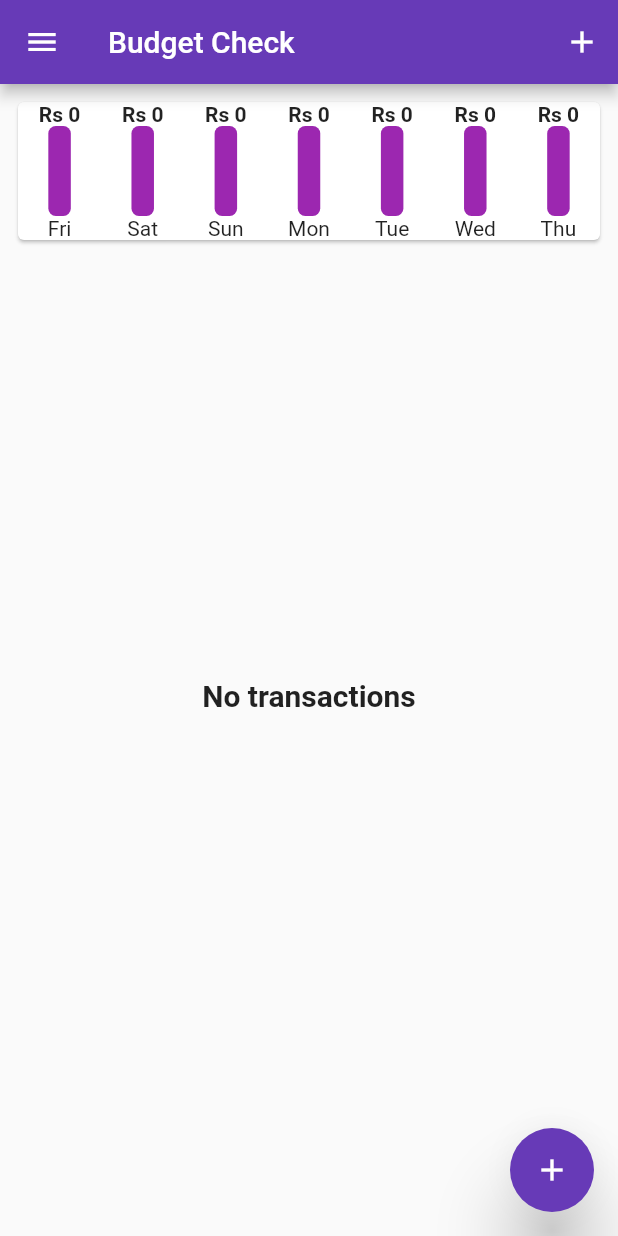
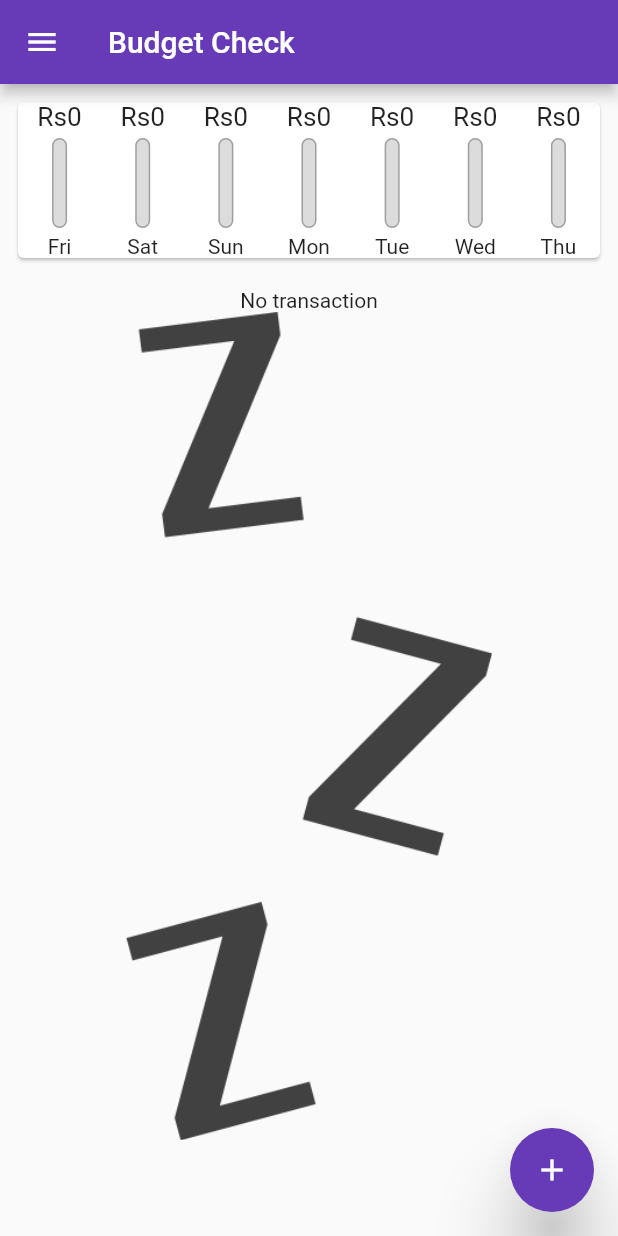
Before and after one commit to atharva0-7/budgetTracker, a Flutter app: the screen it shows after launch, on a phone screen of 412 x 824 dp. Run offline on Flutter 3.47's test engine with Material 2 defaults, Android fonts, the phone set to English and light mode, and no system bars.

Commit message:
App completed

```diff
--- a/lib/main.dart
+++ b/lib/main.dart
@@ -13,7 +13,7 @@ import 'package:flutter/material.dart';
 void main() {
   // if (Platform.isAndroid)
   //   SystemChrome.setEnabledSystemUIMode(SystemUiMode.leanBack);
-  runApp(MyHome());
+  runApp(const MyHome());
 }
 
 class MyHome extends StatelessWidget {
@@ -21,9 +21,9 @@ class MyHome extends StatelessWidget {
 
   @override
   Widget build(BuildContext context) {
-    // return Platform.isIOS
-    // ? CupertinoApp(debugShowCheckedModeBanner: false, home: MyHomePage())
-    return MaterialApp(
+    return Platform.isIOS
+        ? CupertinoApp(debugShowCheckedModeBanner: false, home: MyHomePage())
+        : MaterialApp(
             theme: ThemeData(primarySwatch: Colors.deepPurple),
             debugShowCheckedModeBanner: false,
             home: MyHomePage(),
@@ -37,20 +37,44 @@ class MyHomePage extends StatefulWidget {
 }
 
 class _MyHomePageState extends State<MyHomePage> {
-  void _startAddNewTransaction(BuildContext ctx) {
-    showModalBottomSheet(
-      context: ctx,
-      builder: (_) {
-        return GestureDetector(
-          onTap: () {},
-          child: AddTransaction(_addTransaction),
-          behavior: HitTestBehavior.opaque,
+  void _showAlertDialog(BuildContext context) {
+    showCupertinoModalPopup<void>(
+      context: context,
+      builder: (BuildContext context) {
+        return Padding(
+          padding: const EdgeInsets.all(10.0),
+          child: Container(
+            decoration: BoxDecoration(
+                border: Border.all(),
+                color: Colors.grey[100],
+                borderRadius: const BorderRadius.all(Radius.circular(20))),
+            height: isLandScape(context)
+                ? MediaQuery.of(context).size.height - 200
+                : MediaQuery.of(context).size.height - 680,
+            child:
+                SingleChildScrollView(child: AddTransaction(_addTransaction)),
+          ),
         );
       },
     );
   }
 
-  List<Transaction> _transactions = [];
+  void _startAddNewTransaction(BuildContext ctx) {
+    Platform.isIOS
+        ? _showAlertDialog(ctx)
+        : showModalBottomSheet(
+            context: ctx,
+            builder: (_) {
+              return SingleChildScrollView(
+                  child: AddTransaction(_addTransaction));
+            },
+          );
+  }
+
+  List<Transaction> _transactions = [
+    // Transaction(
+    // dateTime: DateTime.now(), price: 999, title: "Shoes", id: "sadsa")
+  ];
   bool _isChanged = true;
   void _addTransaction(String title, int amount, DateTime date) {
     final transactionTx = Transaction(
@@ -72,25 +96,18 @@ class _MyHomePageState extends State<MyHomePage> {
 
   List<Transaction> get recentTransaction {
     return _transactions.where((tx) {
-      return tx.dateTime.isAfter(DateTime.now().subtract(Duration(days: 7)));
+      return tx.dateTime
+          .isAfter(DateTime.now().subtract(const Duration(days: 7)));
     }).toList();
   }
 
-  @override
-  Widget build(BuildContext context) {
-    final isLandScape =
-        MediaQuery.of(context).orientation == Orientation.landscape;
-    if (!isLandScape) _isChanged = true;
+  bool isLandScape(BuildContext context) {
+    return MediaQuery.of(context).orientation == Orientation.landscape;
+  }
 
-    final bodyWidget = SafeArea(
-        child: SingleChildScrollView(
-      child: Column(
-        // mainAxisAlignment: MainAxisAlignment.start,
-        crossAxisAlignment: CrossAxisAlignment.stretch,
-        children: <Widget>[
-          if (isLandScape)
-            Row(mainAxisAlignment: MainAxisAlignment.center, children: [
-              Text(
+  Widget _showSwitchButton() {
+    return Row(mainAxisAlignment: MainAxisAlignment.center, children: [
+      const Text(
         "Show Chart",
       ),
       Switch.adaptive(
@@ -100,7 +117,19 @@ class _MyHomePageState extends State<MyHomePage> {
               _isChanged = value;
             });
           }),
-            ]),
+    ]);
+  }
+
+  @override
+  Widget build(BuildContext context) {
+    if (!isLandScape(context)) _isChanged = true;
+    final bodyWidget = SafeArea(
+        child: SingleChildScrollView(
+      child: Column(
+        // mainAxisAlignment: MainAxisAlignment.start,
+        crossAxisAlignment: CrossAxisAlignment.stretch,
+        children: <Widget>[
+          if (isLandScape(context)) _showSwitchButton(),
           if (_isChanged)
             Padding(
               padding: const EdgeInsets.all(8.0),
@@ -114,38 +143,29 @@ class _MyHomePageState extends State<MyHomePage> {
       ),
     ));
     return Platform.isIOS
-        ? Scaffold(
-            body: CupertinoPageScaffold(
+        ? CupertinoPageScaffold(
             navigationBar: CupertinoNavigationBar(
-                    middle: Text("Budget Checker"),
+                middle: const Text("Budget Checker"),
                 trailing: TextButton(
-                      child: Icon(CupertinoIcons.add),
+                  child: const Icon(CupertinoIcons.add),
                   onPressed: () {
                     _startAddNewTransaction(context);
                   },
                 )),
-                child: bodyWidget),
-          )
+            child: bodyWidget)
         : Scaffold(
             drawer: Drawer(
               child: ListView(children: [
-                DrawerHeader(
-                    child: Text(
+                const DrawerHeader(
+                    child: const Text(
                   "Check Your Expenses",
-                  style: TextStyle(fontSize: 25),
+                  style: const TextStyle(fontSize: 25),
                 ))
               ]),
               backgroundColor: Theme.of(context).backgroundColor,
             ),
             appBar: AppBar(
-              actions: [
-                IconButton(
-                    onPressed: () {
-                      _startAddNewTransaction(context);
-                    },
-                    icon: Icon(Icons.add))
-              ],
-              title: Text("Budget Check"),
+              title: const Text("Budget Check"),
             ),
             body: bodyWidget,
             floatingActionButton: Platform.isIOS
@@ -153,7 +173,7 @@ class _MyHomePageState extends State<MyHomePage> {
                 : Builder(
                     builder: (context) => FloatingActionButton(
                         elevation: 20,
-                        child: Icon(Icons.add),
+                        child: const Icon(Icons.add),
                         onPressed: () {
                           showModalBottomSheet(
                               context: context,
--- a/lib/presentation/chart.dart
+++ b/lib/presentation/chart.dart
@@ -8,7 +8,7 @@ import 'package:intl/intl.dart';
 class Chart extends StatelessWidget {
   List<Transaction> recentTransaction;
   Chart(this.recentTransaction);
-  List<Map<String, Object>> get groupTransactions {
+  List<Map> get groupTransactions {
     return List.generate(7, (index) {
       final weekDay = DateTime.now().subtract(Duration(days: index));
       var totalSum = 0;
@@ -27,6 +27,12 @@ class Chart extends StatelessWidget {
     }).reversed.toList();
   }
 
+  double get totalSpending {
+    return groupTransactions.fold(0.0, (sum, item) {
+      return sum + item["amount"];
+    });
+  }
+
   @override
   Widget build(BuildContext context) {
     print(groupTransactions);
@@ -35,8 +41,12 @@ class Chart extends StatelessWidget {
             mainAxisAlignment: MainAxisAlignment.spaceAround,
             children: groupTransactions.map((data) {
               return Flexible(
-                child:
-                    ChartBar(data['day'].toString(), data['amount'].toString()),
+                child: ChartBar(
+                    data['day'].toString(),
+                    data['amount'],
+                    totalSpending == 0.0
+                        ? 0.0
+                        : data['amount'] / totalSpending),
               );
             }).toList()));
   }
--- a/lib/presentation/chartBar.dart
+++ b/lib/presentation/chartBar.dart
@@ -1,31 +1,53 @@
 import 'package:flutter/material.dart';
-import 'package:flutter/rendering.dart';
-import 'package:flutter/src/foundation/key.dart';
-import 'package:flutter/src/widgets/framework.dart';
 
 class ChartBar extends StatelessWidget {
-  String label;
-  String amount;
-  ChartBar(this.label, this.amount);
+  final String label;
+  final int spendingAmount;
+  final double spendingPctOfTotal;
+
+  ChartBar(this.label, this.spendingAmount, this.spendingPctOfTotal);
 
   @override
   Widget build(BuildContext context) {
     return Column(
-      children: [
-        FittedBox(
-            child: Text(
-          "Rs " + amount,
-          style: TextStyle(fontWeight: FontWeight.bold),
-        )),
+      children: <Widget>[
         Container(
-          decoration: BoxDecoration(
-              color: Colors.purple, borderRadius: BorderRadius.circular(5)),
+          height: 20,
+          child: FittedBox(
+            child: Text('\Rs${spendingAmount.toStringAsFixed(0)}'),
+          ),
+        ),
+        SizedBox(
+          height: 4,
+        ),
+        Container(
           height: 60,
-          width: 15,
-          // color: Colors.blue,
+          width: 10,
+          child: Stack(
+            children: <Widget>[
+              Container(
+                decoration: BoxDecoration(
+                  border: Border.all(color: Colors.grey, width: 1.0),
+                  color: Color.fromRGBO(220, 220, 220, 1),
+                  borderRadius: BorderRadius.circular(10),
+                ),
+              ),
+              FractionallySizedBox(
+                heightFactor: spendingPctOfTotal,
+                child: Container(
+                  decoration: BoxDecoration(
+                    color: Theme.of(context).primaryColor,
+                    borderRadius: BorderRadius.circular(10),
+                  ),
+                ),
+              ),
+            ],
+          ),
         ),
-        SizedBox(width: 30),
-        Text(label)
+        SizedBox(
+          height: 4,
+        ),
+        Text(label),
       ],
     );
   }
--- a/lib/presentation/userTransaction.dart
+++ b/lib/presentation/userTransaction.dart
@@ -15,11 +15,16 @@ class UserTransaction extends StatelessWidget {
     return Container(
       height: MediaQuery.of(context).size.height / 1.45,
       child: transactions.isEmpty
-          ? Center(
-              child: Text(
-              "No transactions",
-              style: TextStyle(fontSize: 20, fontWeight: FontWeight.bold),
-            ))
+          ? Column(
+              children: const [
+                Text("No transaction"),
+                Flexible(
+                  child: Image(
+                      // fit: BoxFit.cover,
+                      image: AssetImage('assets/images/waiting.png')),
+                )
+              ],
+            )
           : ListView.builder(
               itemCount: transactions.length,
               itemBuilder: (ctx, index) {
@@ -56,3 +61,7 @@ class UserTransaction extends StatelessWidget {
     );
   }
 }
+
+String? a;
+
+String b = a!;
--- a/pubspec.yaml
+++ b/pubspec.yaml
@@ -60,8 +60,8 @@ flutter:
   uses-material-design: true
 
   # To add assets to your application, add an assets section, like this:
-  # assets:
-  #   - images/a_dot_burr.jpeg
+  assets:
+    - assets/images/waiting.png
   #   - images/a_dot_ham.jpeg
 
   # An image asset can refer to one or more resolution-specific "variants", see
```
Also changed, not shown: lib/presentation/addTransactions.dart (+104 -19 lines), assets/images/waiting.png (added). Lines whose indentation alone changed are shown as unchanged.
